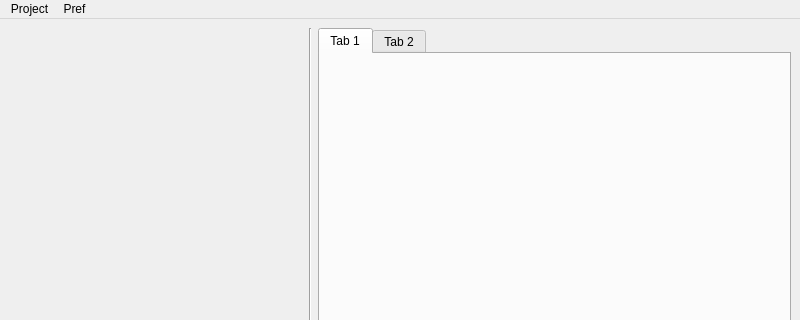
This is appli/prodManager/ui/prodManager.ui in snaress/studio as Qt 5 draws it before an edit; both pictures show x 0 to 800 and y 0 to 320 of the 800 by 600 pixel window. The edited form follows.
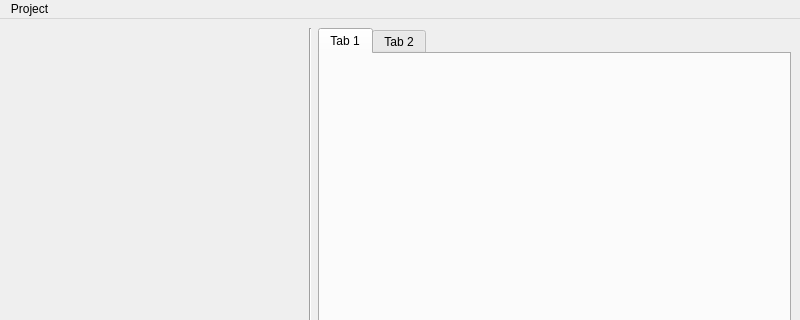
This is the edited form.

Commit message: prodManager: Mise en place project settings

Patch:
```diff
--- a/appli/prodManager/ui/prodManager.ui
+++ b/appli/prodManager/ui/prodManager.ui
@@ -71,7 +71,7 @@
      <height>21</height>
     </rect>
    </property>
-   <widget class="QMenu" name="mProject">
+   <widget class="QMenu" name="menuProject">
     <property name="title">
      <string>Project</string>
     </property>
@@ -80,16 +80,7 @@
     <addaction name="separator"/>
     <addaction name="miEditProject"/>
    </widget>
-   <widget class="QMenu" name="mPref">
-    <property name="title">
-     <string>Pref</string>
-    </property>
-    <addaction name="miUserPref"/>
-    <addaction name="separator"/>
-    <addaction name="miToolSettings"/>
-   </widget>
-   <addaction name="mProject"/>
-   <addaction name="mPref"/>
+   <addaction name="menuProject"/>
   </widget>
   <action name="miNewProject">
    <property name="text">
```
Left out of the diff: 10 changed lines with no effect on the pictures. The commit also changes 5 other files.
